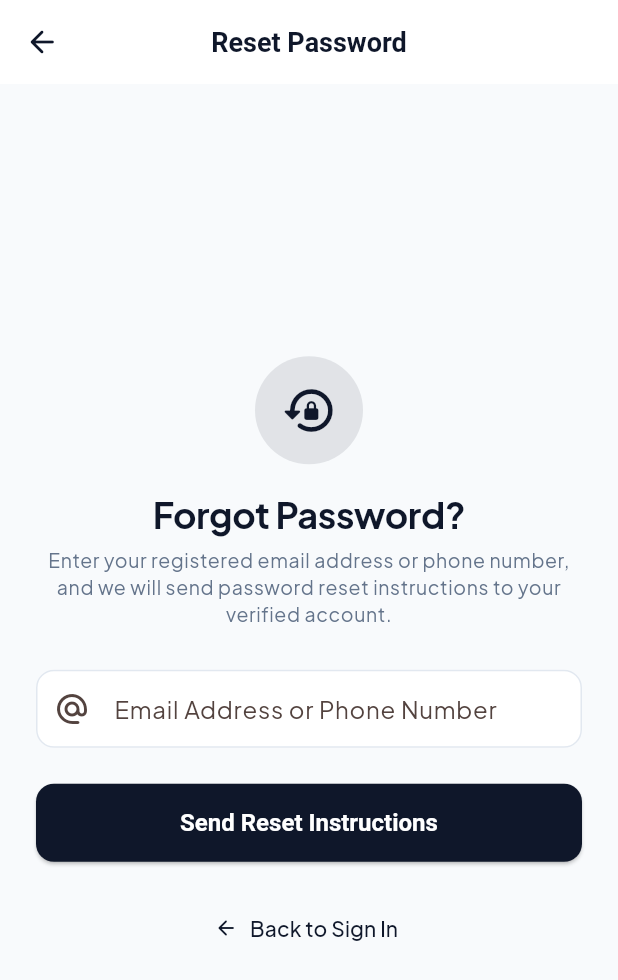
After one commit to Lekki369/e_hailer, a Flutter app: the screen it shows after launch, after a tap on "Forgot Password?", on a phone screen of 412 x 824 dp. The commit adds this screen. Shown: the top 980 px of the screen. Run offline on Flutter 3.47's test engine with Material 3 defaults, Android fonts, the phone set to English and light mode, and no system bars; our stand-ins replace cloud_firestore, equatable, firebase_auth, firebase_core, firebase_messaging, flutter_hooks and 10 more; accounts and stored records are empty.

Commit message:
feat(auth): implement dual email/phone forgot password recovery screen and remote service

```diff
--- a/lib/core/routing/app_router.dart
+++ b/lib/core/routing/app_router.dart
@@ -17,7 +17,8 @@ final appRouterProvider = Provider<GoRouter>((ref) {
     redirect: (context, state) {
       final isLoggedIn = authStateAsync.value != null;
       final isAuthFlow = state.matchedLocation == AppRoutes.loginPath ||
-          state.matchedLocation == AppRoutes.registerPath;
+          state.matchedLocation == AppRoutes.registerPath ||
+          state.matchedLocation == AppRoutes.forgotPasswordPath;
       final isPublicTracking = state.matchedLocation.startsWith('/track');
       final user = userProfileAsync.value;
 
--- a/lib/core/routing/app_routes.dart
+++ b/lib/core/routing/app_routes.dart
@@ -23,6 +23,9 @@ abstract class AppRoutes {
 
   static const String registerName = AuthRoutes.registerName;
   static const String registerPath = AuthRoutes.registerPath;
+
+  static const String forgotPasswordName = AuthRoutes.forgotPasswordName;
+  static const String forgotPasswordPath = AuthRoutes.forgotPasswordPath;
 
   static const String profileName = AuthRoutes.profileName;
   static const String profilePath = AuthRoutes.profilePath;
--- a/lib/features/auth/presentation/routes/auth_routes.dart
+++ b/lib/features/auth/presentation/routes/auth_routes.dart
@@ -1,5 +1,6 @@
 import 'package:go_router/go_router.dart';
 
+import '../screens/forgot_password_screen.dart';
 import '../screens/login_screen.dart';
 import '../screens/profile_screen.dart';
 import '../screens/register_screen.dart';
@@ -30,6 +31,19 @@ abstract class RegisterRoute {
       );
 }
 
+/// Screen-level route definition for Password Reset
+abstract class ForgotPasswordRoute {
+  static const String path = '/forgot-password';
+  static const String name = 'forgot-password';
+
+  /// GoRoute definition for ForgotPasswordScreen
+  static GoRoute get route => GoRoute(
+        path: path,
+        name: name,
+        builder: (context, state) => const ForgotPasswordScreen(),
+      );
+}
+
 /// Screen-level route definition for User Profile & Settings
 abstract class ProfileRoute {
   static const String path = '/profile';
@@ -51,17 +65,22 @@ abstract class AuthRoutes {
   static const String registerPath = RegisterRoute.path;
   static const String registerName = RegisterRoute.name;
 
+  static const String forgotPasswordPath = ForgotPasswordRoute.path;
+  static const String forgotPasswordName = ForgotPasswordRoute.name;
+
   static const String profilePath = ProfileRoute.path;
   static const String profileName = ProfileRoute.name;
 
   static GoRoute get loginRoute => LoginRoute.route;
   static GoRoute get registerRoute => RegisterRoute.route;
+  static GoRoute get forgotPasswordRoute => ForgotPasswordRoute.route;
   static GoRoute get profileRoute => ProfileRoute.route;
 
   /// All GoRoutes registered by the Auth feature
   static List<GoRoute> get routes => [
         LoginRoute.route,
         RegisterRoute.route,
+        ForgotPasswordRoute.route,
         ProfileRoute.route,
       ];
 }
--- /dev/null
+++ b/lib/features/auth/presentation/screens/forgot_password_screen.dart
@@ -0,0 +1,293 @@
+import 'package:flutter/material.dart';
+import 'package:flutter_hooks/flutter_hooks.dart';
+import 'package:go_router/go_router.dart';
+import 'package:hooks_riverpod/hooks_riverpod.dart';
+
+import '../../../../core/presentation/styles/app_colors.dart';
+import '../../../../core/routing/app_routes.dart';
+import '../providers/auth_providers.dart';
+
+class ForgotPasswordScreen extends HookConsumerWidget {
+  const ForgotPasswordScreen({super.key});
+
+  @override
+  Widget build(BuildContext context, WidgetRef ref) {
+    final identifierController = useTextEditingController();
+    final isLoading = useState(false);
+    final errorMessage = useState<String?>(null);
+    final sentSuccessTo = useState<String?>(null);
+
+    Future<void> handleReset() async {
+      final input = identifierController.text.trim();
+      if (input.isEmpty) {
+        errorMessage.value =
+            'Please enter your registered email address or phone number.';
+        return;
+      }
+
+      isLoading.value = true;
+      errorMessage.value = null;
+
+      final authService = ref.read(authRemoteServiceProvider);
+      final result = await authService.sendPasswordReset(identifier: input);
+
+      isLoading.value = false;
+
+      result.fold(
+        (failure) => errorMessage.value = failure.message,
+        (maskedEmail) => sentSuccessTo.value = maskedEmail,
+      );
+    }
+
+    return Scaffold(
+      backgroundColor: AppColors.background,
+      appBar: AppBar(
+        title: const Text('Reset Password'),
+        leading: IconButton(
+          icon: const Icon(Icons.arrow_back_rounded),
+          onPressed: () {
+            if (context.canPop()) {
+              context.pop();
+            } else {
+              context.go(AppRoutes.loginPath);
+            }
+          },
+        ),
+      ),
+      body: SafeArea(
+        child: Center(
+          child: SingleChildScrollView(
+            padding: const EdgeInsets.symmetric(horizontal: 24, vertical: 20),
+            child: sentSuccessTo.value != null
+                ? _buildSuccessView(context, sentSuccessTo.value!, () {
+                    sentSuccessTo.value = null;
+                    identifierController.clear();
+                  })
+                : Column(
+                    mainAxisAlignment: MainAxisAlignment.center,
+                    crossAxisAlignment: CrossAxisAlignment.stretch,
+                    children: [
+                      // Lock icon header
+                      Container(
+                        width: 72,
+                        height: 72,
+                        decoration: BoxDecoration(
+                          color: AppColors.primary.withValues(alpha: 0.1),
+                          shape: BoxShape.circle,
+                        ),
+                        child: const Icon(
+                          Icons.lock_reset_rounded,
+                          size: 38,
+                          color: AppColors.primary,
+                        ),
+                      ),
+                      const SizedBox(height: 20),
+
+                      Text(
+                        'Forgot Password?',
+                        textAlign: TextAlign.center,
+                        style:
+                            Theme.of(context).textTheme.displayLarge?.copyWith(
+                                  fontSize: 24,
+                                  fontWeight: FontWeight.bold,
+                                ),
+                      ),
+                      const SizedBox(height: 8),
+                      Text(
+                        'Enter your registered email address or phone number, and we will send password reset instructions to your verified account.',
+                        textAlign: TextAlign.center,
+                        style: Theme.of(context).textTheme.bodySmall?.copyWith(
+                              fontSize: 13,
+                              color: AppColors.textSecondary,
+                              height: 1.4,
+                            ),
+                      ),
+                      const SizedBox(height: 28),
+
+                      // Error banner
+                      if (errorMessage.value != null) ...[
+                        Container(
+                          padding: const EdgeInsets.all(12),
+                          decoration: BoxDecoration(
+                            color: AppColors.error.withValues(alpha: 0.1),
+                            borderRadius: BorderRadius.circular(10),
+                            border: Border.all(
+                              color: AppColors.error.withValues(alpha: 0.3),
+                            ),
+                          ),
+                          child: Row(
+                            children: [
+                              const Icon(Icons.error_outline,
+                                  color: AppColors.error, size: 20),
+                              const SizedBox(width: 10),
+                              Expanded(
+                                child: Text(
+                                  errorMessage.value!,
+                                  style: const TextStyle(
+                                    color: AppColors.error,
+                                    fontSize: 13,
+                                    fontWeight: FontWeight.w500,
+                                  ),
+                                ),
+                              ),
+                            ],
+                          ),
+                        ),
+                        const SizedBox(height: 16),
+                      ],
+
+                      // Input field
+                      TextField(
+                        controller: identifierController,
+                        keyboardType: TextInputType.emailAddress,
+                        decoration: const InputDecoration(
+                          labelText: 'Email Address or Phone Number',
+                          hintText: 'e.g. user@email.com or +23480...',
+                          prefixIcon: Icon(Icons.alternate_email_rounded),
+                        ),
+                      ),
+                      const SizedBox(height: 24),
+
+                      // Submit button
+                      ElevatedButton(
+                        onPressed: isLoading.value ? null : handleReset,
+                        style: ElevatedButton.styleFrom(
+                          backgroundColor: AppColors.primary,
+                          padding: const EdgeInsets.symmetric(vertical: 14),
+                        ),
+                        child: isLoading.value
+                            ? const SizedBox(
+                                height: 20,
+                                width: 20,
+                                child: CircularProgressIndicator(
+                                  strokeWidth: 2,
+                                  color: Colors.white,
+                                ),
+                              )
+                            : const Text(
+                                'Send Reset Instructions',
+                                style: TextStyle(
+                                  fontSize: 16,
+                                  fontWeight: FontWeight.bold,
+                                ),
+                              ),
+                      ),
+                      const SizedBox(height: 20),
+
+                      // Back to sign in
+                      TextButton.icon(
+                        onPressed: () {
+                          if (context.canPop()) {
+                            context.pop();
+                          } else {
+                            context.go(AppRoutes.loginPath);
+                          }
+                        },
+                        icon: const Icon(Icons.arrow_back_rounded, size: 16),
+                        label: const Text('Back to Sign In'),
+                      ),
+                    ],
+                  ),
+          ),
+        ),
+      ),
+    );
+  }
+
+  Widget _buildSuccessView(
+    BuildContext context,
+    String maskedEmail,
+    VoidCallback onResetAnother,
+  ) {
+    return Column(
+      mainAxisAlignment: MainAxisAlignment.center,
+      crossAxisAlignment: CrossAxisAlignment.stretch,
+      children: [
+        Container(
+          width: 80,
+          height: 80,
+          decoration: BoxDecoration(
+            color: AppColors.success.withValues(alpha: 0.12),
+            shape: BoxShape.circle,
+          ),
+          child: const Icon(
+            Icons.mark_email_read_rounded,
+            size: 44,
+            color: AppColors.success,
+          ),
+        ),
+        const SizedBox(height: 20),
+
+        Text(
+          'Check Your Inbox',
+          textAlign: TextAlign.center,
+          style: Theme.of(context).textTheme.displayLarge?.copyWith(
+                fontSize: 22,
+                fontWeight: FontWeight.bold,
+              ),
+        ),
+        const SizedBox(height: 12),
+
+        Container(
+          padding: const EdgeInsets.all(16),
+          decoration: BoxDecoration(
+            color: Colors.white,
+            borderRadius: BorderRadius.circular(14),
+            border: Border.all(color: AppColors.divider),
+          ),
+          child: Column(
+            children: [
+              const Text(
+                'We have dispatched a password recovery email to:',
+                textAlign: TextAlign.center,
+                style: TextStyle(
+                  fontSize: 13,
+                  color: AppColors.textSecondary,
+                ),
+              ),
+              const SizedBox(height: 6),
+              Text(
+                maskedEmail,
+                textAlign: TextAlign.center,
+                style: const TextStyle(
+                  fontSize: 16,
+                  fontWeight: FontWeight.bold,
+                  color: AppColors.primary,
+                ),
+              ),
+              const SizedBox(height: 10),
+              const Text(
+                'Please click the link in the email to set a new password. If you do not see it in a few minutes, check your spam/junk folder.',
+                textAlign: TextAlign.center,
+                style: TextStyle(
+                  fontSize: 12,
+                  color: AppColors.textMuted,
+                  height: 1.4,
+                ),
+              ),
+            ],
+          ),
+        ),
+        const SizedBox(height: 28),
+
+        ElevatedButton(
+          onPressed: () => context.go(AppRoutes.loginPath),
+          style: ElevatedButton.styleFrom(
+            backgroundColor: AppColors.primary,
+            padding: const EdgeInsets.symmetric(vertical: 14),
+          ),
+          child: const Text(
+            'Return to Sign In',
+            style: TextStyle(fontSize: 16, fontWeight: FontWeight.bold),
+          ),
+        ),
+        const SizedBox(height: 12),
+
+        TextButton(
+          onPressed: onResetAnother,
+          child: const Text('Try another email or phone number'),
+        ),
+      ],
+    );
+  }
+}
--- a/lib/features/auth/presentation/screens/login_screen.dart
+++ b/lib/features/auth/presentation/screens/login_screen.dart
@@ -125,7 +125,24 @@ class LoginScreen extends HookConsumerWidget {
                     prefixIcon: Icon(Icons.lock_outline),
                   ),
                 ),
-                const SizedBox(height: 24),
+                const SizedBox(height: 8),
+
+                // Forgot Password link
+                Align(
+                  alignment: Alignment.centerRight,
+                  child: TextButton(
+                    onPressed: () => context.push(AppRoutes.forgotPasswordPath),
+                    child: const Text(
+                      'Forgot Password?',
+                      style: TextStyle(
+                        fontSize: 13,
+                        fontWeight: FontWeight.w600,
+                        color: AppColors.primary,
+                      ),
+                    ),
+                  ),
+                ),
+                const SizedBox(height: 16),
 
                 // Submit Button
                 ElevatedButton(
```
Also changed, not shown: lib/features/auth/infrastructure/auth_remote_service.dart (+63 -0 lines).
